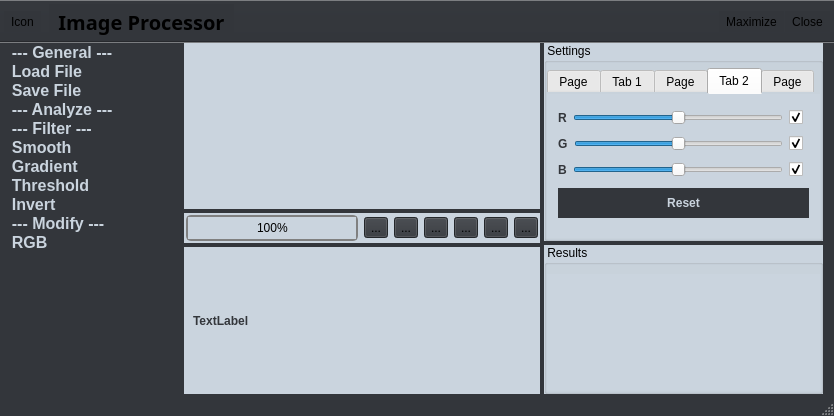
Above: ImageProcessor/mainwindow.ui from gitdev1234/ImageProcessor before the change. Below: the same form after it.
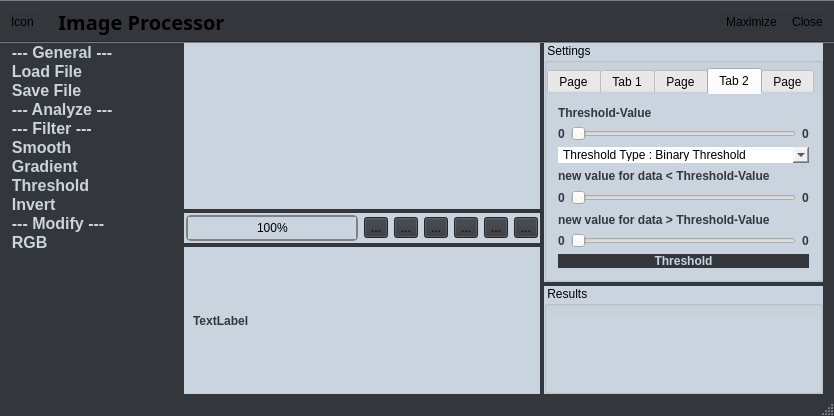
That is the form after the change. The open tabs and pages were chosen to show the change. Icons and pictures are not drawn.

Commit message: added threshold functionality

Diff of the .ui file:
```diff
--- a/ImageProcessor/mainwindow.ui
+++ b/ImageProcessor/mainwindow.ui
@@ -859,20 +859,29 @@
                <attribute name="title">
                 <string>Tab 2</string>
                </attribute>
+               <layout class="QHBoxLayout" name="horizontalLayout_8">
+                <item>
                <layout class="QVBoxLayout" name="verticalLayout_6">
+                  <item>
+                   <widget class="QLabel" name="label_5">
+                    <property name="text">
+                     <string>Threshold-Value</string>
+                    </property>
+                   </widget>
+                  </item>
                 <item>
                  <layout class="QHBoxLayout" name="horizontalLayout_3">
                   <item>
                    <widget class="QLabel" name="label_3">
                     <property name="text">
-                     <string>R</string>
+                       <string>0</string>
                     </property>
                    </widget>
                   </item>
                   <item>
                    <widget class="QSlider" name="horizontalSlider">
                     <property name="minimum">
-                     <number>-255</number>
+                       <number>0</number>
                     </property>
                     <property name="maximum">
                      <number>255</number>
@@ -882,31 +891,55 @@
                     </property>
                    </widget>
                   </item>
-                  <item>
-                   <widget class="QCheckBox" name="checkBox">
-                    <property name="text">
-                     <string/>
-                    </property>
-                    <property name="checked">
-                     <bool>true</bool>
-                    </property>
-                   </widget>
-                  </item>
-                 </layout>
-                </item>
-                <item>
-                 <layout class="QHBoxLayout" name="horizontalLayout_4">
                   <item>
                    <widget class="QLabel" name="label_4">
                     <property name="text">
-                     <string>G</string>
+                       <string>0</string>
+                      </property>
+                     </widget>
+                    </item>
+                   </layout>
+                  </item>
+                  <item>
+                   <widget class="QComboBox" name="comboBox_4">
+                    <item>
+                     <property name="text">
+                      <string>Threshold Type : Binary Threshold</string>
+                     </property>
+                    </item>
+                    <item>
+                     <property name="text">
+                      <string>Threshold Type : Normal Threshold</string>
+                     </property>
+                    </item>
+                   </widget>
+                  </item>
+                  <item>
+                   <widget class="QLabel" name="label_12">
+                    <property name="enabled">
+                     <bool>false</bool>
+                    </property>
+                    <property name="text">
+                     <string>new value for data &lt; Threshold-Value</string>
+                    </property>
+                   </widget>
+                  </item>
+                  <item>
+                   <layout class="QHBoxLayout" name="horizontalLayout_4">
+                    <item>
+                     <widget class="QLabel" name="label_14">
+                      <property name="text">
+                       <string>0</string>
                     </property>
                    </widget>
                   </item>
                   <item>
                    <widget class="QSlider" name="horizontalSlider_2">
+                      <property name="enabled">
+                       <bool>true</bool>
+                      </property>
                     <property name="minimum">
-                     <number>-255</number>
+                       <number>0</number>
                     </property>
                     <property name="maximum">
                      <number>255</number>
@@ -917,30 +950,34 @@
                    </widget>
                   </item>
                   <item>
-                   <widget class="QCheckBox" name="checkBox_2">
+                     <widget class="QLabel" name="label_13">
                     <property name="text">
-                     <string/>
-                    </property>
-                    <property name="checked">
-                     <bool>true</bool>
+                       <string>0</string>
                     </property>
                    </widget>
                   </item>
                  </layout>
                 </item>
+                  <item>
+                   <widget class="QLabel" name="label_15">
+                    <property name="text">
+                     <string>new value for data &gt; Threshold-Value</string>
+                    </property>
+                   </widget>
+                  </item>
                 <item>
                  <layout class="QHBoxLayout" name="horizontalLayout_5">
                   <item>
-                   <widget class="QLabel" name="label_5">
+                     <widget class="QLabel" name="label_17">
                     <property name="text">
-                     <string>B</string>
+                       <string>0</string>
                     </property>
                    </widget>
                   </item>
                   <item>
                    <widget class="QSlider" name="horizontalSlider_3">
                     <property name="minimum">
-                     <number>-255</number>
+                       <number>0</number>
                     </property>
                     <property name="maximum">
                      <number>255</number>
@@ -951,12 +988,9 @@
                    </widget>
                   </item>
                   <item>
-                   <widget class="QCheckBox" name="checkBox_3">
+                     <widget class="QLabel" name="label_16">
                     <property name="text">
-                     <string/>
-                    </property>
-                    <property name="checked">
-                     <bool>true</bool>
+                       <string>0</string>
                     </property>
                    </widget>
                   </item>
@@ -964,16 +998,12 @@
                 </item>
                 <item>
                  <widget class="QPushButton" name="pushButton_2">
-                  <property name="maximumSize">
-                   <size>
-                    <width>16777215</width>
-                    <height>30</height>
-                   </size>
-                  </property>
                   <property name="text">
-                   <string>Reset</string>
-                  </property>
-                 </widget>
+                     <string>Threshold</string>
+                    </property>
+                   </widget>
+                  </item>
+                 </layout>
                 </item>
                </layout>
               </widget>
```
Left out of the diff: 48 changed lines with no effect on the pictures. Lines whose indentation alone changed are shown as unchanged. The commit also changes 7 other files.
